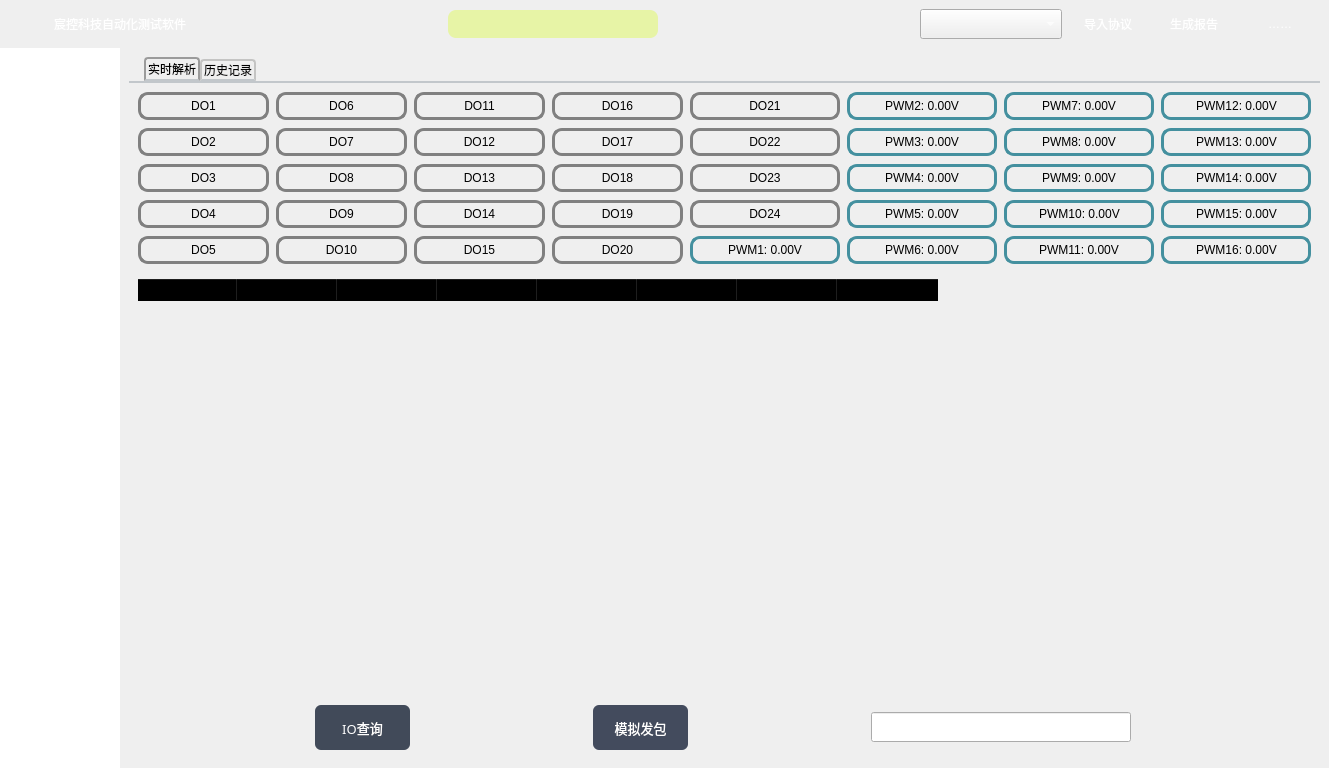
First picture: the form in KCTS/KCTS Project/UI/main_window_ui.ui, repository learniuH/work, before the edit.
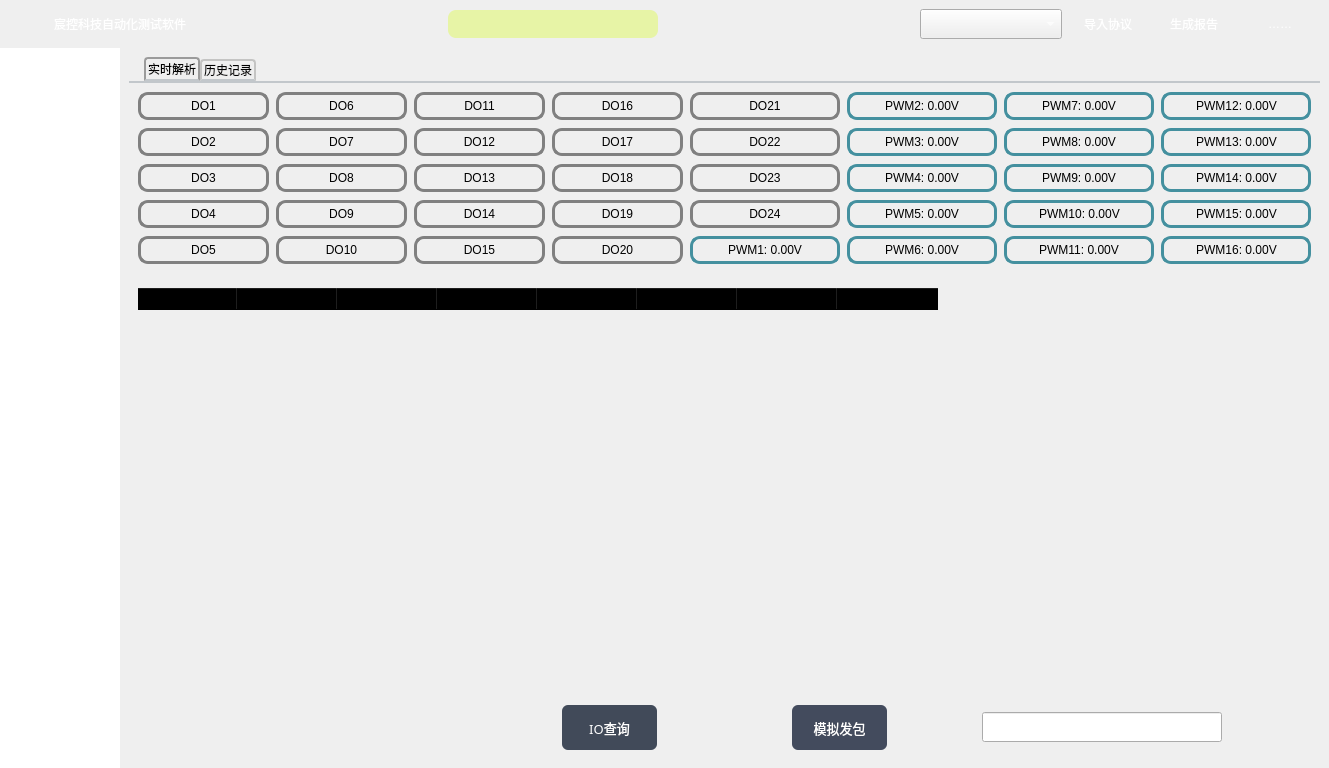
Second picture: the form after the edit. The open tabs and pages were chosen to show the change. Icons and pictures are not drawn.

Diff of the .ui file:
```diff
--- a/KCTS/KCTS Project/UI/main_window_ui.ui
+++ b/KCTS/KCTS Project/UI/main_window_ui.ui
@@ -2938,6 +2938,9 @@
                    <property name="leftMargin">
                     <number>0</number>
                    </property>
+                   <property name="topMargin">
+                    <number>18</number>
+                   </property>
                    <property name="rightMargin">
                     <number>0</number>
                    </property>
@@ -3185,6 +3188,37 @@
                </item>
                <item>
                 <layout class="QHBoxLayout" name="horizontalLayout_3">
+                 <item>
+                  <widget class="QLabel" name="label_invisible">
+                   <property name="sizePolicy">
+                    <sizepolicy hsizetype="Minimum" vsizetype="Preferred">
+                     <horstretch>0</horstretch>
+                     <verstretch>0</verstretch>
+                    </sizepolicy>
+                   </property>
+                   <property name="minimumSize">
+                    <size>
+                     <width>240</width>
+                     <height>0</height>
+                    </size>
+                   </property>
+                   <property name="maximumSize">
+                    <size>
+                     <width>240</width>
+                     <height>16777215</height>
+                    </size>
+                   </property>
+                   <property name="styleSheet">
+                    <string notr="true">QLabel {
+	border: 0px;
+	background-color: transparent;
+}</string>
+                   </property>
+                   <property name="text">
+                    <string/>
+                   </property>
+                  </widget>
+                 </item>
                  <item>
                   <widget class="QPushButton" name="IOQuery_pushButton">
                    <property name="enabled">
@@ -3243,6 +3277,22 @@
                    </property>
                   </widget>
                  </item>
+                 <item>
+                  <spacer name="horizontalSpacer_8">
+                   <property name="orientation">
+                    <enum>Qt::Horizontal</enum>
+                   </property>
+                   <property name="sizeType">
+                    <enum>QSizePolicy::Fixed</enum>
+                   </property>
+                   <property name="sizeHint" stdset="0">
+                    <size>
+                     <width>40</width>
+                     <height>20</height>
+                    </size>
+                   </property>
+                  </spacer>
+                 </item>
                  <item>
                   <widget class="QPushButton" name="send_package_pushButton">
                    <property name="enabled">
@@ -3304,17 +3354,23 @@
                  <item>
                   <widget class="QLineEdit" name="lineEdit_package_header">
                    <property name="sizePolicy">
-                    <sizepolicy hsizetype="Fixed" vsizetype="Fixed">
+                    <sizepolicy hsizetype="Minimum" vsizetype="Fixed">
                      <horstretch>0</horstretch>
                      <verstretch>0</verstretch>
                     </sizepolicy>
                    </property>
                    <property name="minimumSize">
                     <size>
-                     <width>260</width>
+                     <width>240</width>
                      <height>30</height>
                     </size>
                    </property>
+                   <property name="maximumSize">
+                    <size>
+                     <width>240</width>
+                     <height>16777215</height>
+                    </size>
+                   </property>
                    <property name="font">
                     <font>
                      <family>微软雅黑</family>
@@ -3326,6 +3382,9 @@
 	
 }</string>
                    </property>
+                   <property name="placeholderText">
+                    <string> 自定义包头</string>
+                   </property>
                   </widget>
                  </item>
                 </layout>
```
